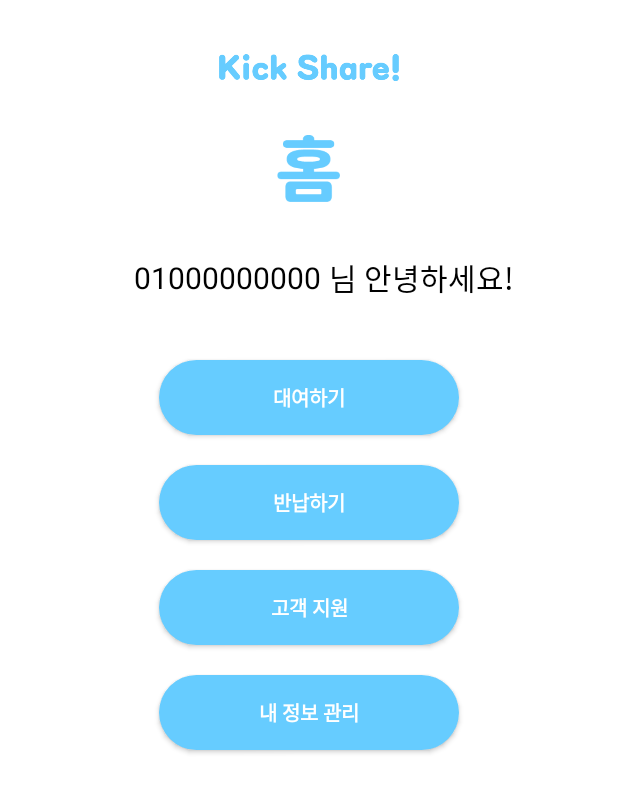
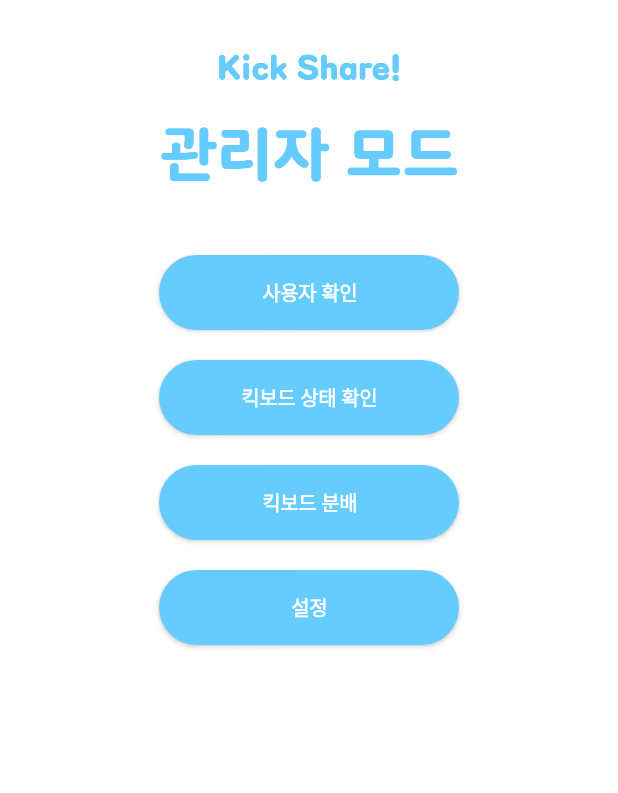
Before and after one commit to easyriderbuf8c/Domain-Analysis-And-SW-Design-kimmalgukj, an Android app: the layout activity_admin.xml on its own in the app's theme, with its tools: preview values and no code run, on a phone screen of 412 x 824 dp. Shown: the top 793 px of the screen. Run offline under Robolectric (Android 15) with nearby library versions, the light colour scheme and no system bars.

Commit message:
Add administrator page

```diff
--- a/app/src/main/java/com/ajou/kickshare/service/HelpActivity.java
+++ b/app/src/main/java/com/ajou/kickshare/main/AdminActivity.java
@@ -1,4 +1,4 @@
-package com.ajou.kickshare.service;
+package com.ajou.kickshare.main;
 
 import androidx.appcompat.app.AppCompatActivity;
 
@@ -6,11 +6,11 @@ import android.os.Bundle;
 
 import com.ajou.kickshare.R;
 
-public class HelpActivity extends AppCompatActivity {
+public class AdminActivity extends AppCompatActivity {
 
     @Override
     protected void onCreate(Bundle savedInstanceState) {
         super.onCreate(savedInstanceState);
-        setContentView(R.layout.activity_help);
+        setContentView(R.layout.activity_admin);
     }
 }
--- a/app/src/main/java/com/ajou/kickshare/main/MainActivity.java
+++ b/app/src/main/java/com/ajou/kickshare/main/MainActivity.java
@@ -11,8 +11,8 @@ import android.widget.TextView;
 import android.widget.Toast;
 
 import com.ajou.kickshare.R;
-import com.ajou.kickshare.initial.MethodActivity;
-import com.ajou.kickshare.service.HelpActivity;
+import com.ajou.kickshare.main.rent.RentActivity;
+import com.ajou.kickshare.main.help.HelpActivity;
 
 public class MainActivity extends AppCompatActivity {
 
@@ -35,7 +35,7 @@ public class MainActivity extends AppCompatActivity {
         mRentButton.setOnClickListener(new View.OnClickListener() {
             @Override
             public void onClick(View view) {
-                Intent intent = new Intent(getApplicationContext(), MenuActivity.class);
+                Intent intent = new Intent(getApplicationContext(), RentActivity.class);
                 startActivity(intent);
             }
         });
--- a/app/src/main/java/com/ajou/kickshare/service/PointActivity.java
+++ b/app/src/main/java/com/ajou/kickshare/main/help/HelpActivity.java
@@ -1,4 +1,4 @@
-package com.ajou.kickshare.service;
+package com.ajou.kickshare.main.help;
 
 import androidx.appcompat.app.AppCompatActivity;
 
@@ -6,11 +6,11 @@ import android.os.Bundle;
 
 import com.ajou.kickshare.R;
 
-public class PointActivity extends AppCompatActivity {
+public class HelpActivity extends AppCompatActivity {
 
     @Override
     protected void onCreate(Bundle savedInstanceState) {
         super.onCreate(savedInstanceState);
-        setContentView(R.layout.activity_point);
+        setContentView(R.layout.activity_help);
     }
 }
--- a/app/src/main/java/com/ajou/kickshare/service/QrActivity.java
+++ b/app/src/main/java/com/ajou/kickshare/main/rent/PointActivity.java
@@ -1,4 +1,4 @@
-package com.ajou.kickshare.service;
+package com.ajou.kickshare.main.rent;
 
 import androidx.appcompat.app.AppCompatActivity;
 
@@ -6,11 +6,11 @@ import android.os.Bundle;
 
 import com.ajou.kickshare.R;
 
-public class QrActivity extends AppCompatActivity {
+public class PointActivity extends AppCompatActivity {
 
     @Override
     protected void onCreate(Bundle savedInstanceState) {
         super.onCreate(savedInstanceState);
-        setContentView(R.layout.activity_qr);
+        setContentView(R.layout.activity_point);
     }
 }
--- a/app/src/main/res/layout/activity_main.xml
+++ b/app/src/main/res/layout/activity_admin.xml
@@ -5,10 +5,10 @@
     android:background="@android:color/white"
     android:layout_width="match_parent"
     android:layout_height="match_parent"
-    tools:context=".main.MainActivity">
+    tools:context=".main.AdminActivity">
 
     <ImageView
-        android:id="@+id/main_img_kickshare"
+        android:id="@+id/admin_img_kickshare"
         android:layout_centerInParent="true"
         android:layout_alignParentTop="true"
         android:layout_marginTop="20dp"
@@ -17,45 +17,15 @@
         android:src="@drawable/icon_kickshare" />
 
     <ImageView
-        android:id="@+id/main_img_homeLabel"
-        android:layout_below="@+id/main_img_kickshare"
+        android:id="@+id/admin_img_homeLabel"
+        android:layout_below="@+id/admin_img_kickshare"
         android:layout_centerInParent="true"
-        android:layout_marginTop="20dp"
-        android:layout_width="90dp"
-        android:layout_height="50dp"
-        android:src="@drawable/img_home" />
+        android:layout_width="200dp"
+        android:layout_height="70dp"
+        android:src="@drawable/img_admin" />
 
     <LinearLayout
-        android:id="@+id/main_layout_userHello"
-        android:gravity="center"
-        android:layout_marginTop="20dp"
-        android:layout_below="@+id/main_img_homeLabel"
-        android:layout_width="match_parent"
-        android:layout_height="50dp"
-        android:orientation="horizontal" >
-
-        <TextView
-            android:id="@+id/main_tv_phoneNumber"
-            android:layout_width="wrap_content"
-            android:layout_height="wrap_content"
-            android:layout_marginStart="20dp"
-            android:textColor="@android:color/black"
-            android:textSize="20sp"
-            android:text="01000000000" />
-
-        <TextView
-            android:id="@+id/main_tv_hello"
-            android:layout_width="wrap_content"
-            android:layout_height="wrap_content"
-            android:layout_marginStart="5dp"
-            android:textColor="@android:color/black"
-            android:textSize="20sp"
-            android:text="님 안녕하세요!" />
-
-    </LinearLayout>
-
-    <LinearLayout
-        android:layout_below="@+id/main_layout_userHello"
+        android:layout_below="@+id/admin_img_homeLabel"
         android:layout_marginVertical="20dp"
         android:gravity="center"
         android:layout_width="match_parent"
@@ -63,7 +33,7 @@
         android:orientation="vertical" >
 
         <Button
-            android:id="@+id/main_btn_rent"
+            android:id="@+id/admin_btn_check_user"
             android:background="@drawable/button_circle"
             android:layout_width="200dp"
             android:layout_height="wrap_content"
@@ -72,10 +42,10 @@
             android:textSize="13sp"
             android:textStyle="bold"
             android:textColor="@android:color/white"
-            android:text="대여하기" />
+            android:text="사용자 확인" />
 
         <Button
-            android:id="@+id/main_btn_return"
+            android:id="@+id/admin_btn_check_kickboard"
             android:background="@drawable/button_circle"
             android:layout_width="200dp"
             android:layout_height="wrap_content"
@@ -84,10 +54,10 @@
             android:textSize="13sp"
             android:textStyle="bold"
             android:textColor="@android:color/white"
-            android:text="반납하기" />
+            android:text="킥보드 상태 확인" />
 
         <Button
-            android:id="@+id/main_btn_help"
+            android:id="@+id/admin_btn_distribute"
             android:background="@drawable/button_circle"
             android:layout_width="200dp"
             android:layout_height="wrap_content"
@@ -96,10 +66,10 @@
             android:textSize="13sp"
             android:textStyle="bold"
             android:textColor="@android:color/white"
-            android:text="고객 지원" />
+            android:text="킥보드 분배" />
 
         <Button
-            android:id="@+id/main_btn_myinfo"
+            android:id="@+id/admin_btn_setting"
             android:background="@drawable/button_circle"
             android:layout_width="200dp"
             android:layout_height="wrap_content"
@@ -108,7 +78,8 @@
             android:textSize="13sp"
             android:textStyle="bold"
             android:textColor="@android:color/white"
-            android:text="내 정보 관리" />
+            android:text="설정" />
 
     </LinearLayout>
+
 </RelativeLayout>
--- a/app/src/main/res/layout/activity_help.xml
+++ b/app/src/main/res/layout/activity_help.xml
@@ -5,7 +5,7 @@
     android:background="@android:color/white"
     android:layout_width="match_parent"
     android:layout_height="match_parent"
-    tools:context=".service.HelpActivity">
+    tools:context=".main.help.HelpActivity">
 
     <LinearLayout
         android:layout_width="match_parent"
@@ -39,7 +39,7 @@
 
         <ImageView
             android:layout_gravity="center"
-            android:layout_width="280dp"
+            android:layout_width="270dp"
             android:layout_height="400dp"
             android:src="@drawable/img_helpmenu" />
 
--- a/app/src/main/res/layout/activity_map.xml
+++ b/app/src/main/res/layout/activity_map.xml
@@ -4,7 +4,7 @@
     xmlns:tools="http://schemas.android.com/tools"
     android:layout_width="match_parent"
     android:layout_height="match_parent"
-    tools:context=".service.MapActivity">
+    tools:context=".main.rent.MapActivity">
 
     <fragment
         android:layout_width="match_parent"
--- a/app/src/main/res/layout/activity_point.xml
+++ b/app/src/main/res/layout/activity_point.xml
@@ -4,6 +4,6 @@
     xmlns:tools="http://schemas.android.com/tools"
     android:layout_width="match_parent"
     android:layout_height="match_parent"
-    tools:context=".service.PointActivity">
+    tools:context=".main.rent.PointActivity">
 
 </androidx.constraintlayout.widget.ConstraintLayout>
--- a/app/src/main/res/layout/activity_qr.xml
+++ b/app/src/main/res/layout/activity_qr.xml
@@ -4,6 +4,6 @@
     xmlns:tools="http://schemas.android.com/tools"
     android:layout_width="match_parent"
     android:layout_height="match_parent"
-    tools:context=".service.QrActivity">
+    tools:context=".main.rent.QrActivity">
 
 </androidx.constraintlayout.widget.ConstraintLayout>
```
Also changed, not shown: app/src/main/AndroidManifest.xml (+7 -5 lines), app/src/main/java/com/ajou/kickshare/initial/LoginActivity.java (+15 -5 lines), app/src/main/java/com/ajou/kickshare/main/rent/MapActivity.java (renamed from app/src/main/java/com/ajou/kickshare/service/MapActivity.java, +4 -3 lines), app/src/main/java/com/ajou/kickshare/main/rent/QrActivity.java (added, +16 -0 lines), app/src/main/java/com/ajou/kickshare/main/rent/RentActivity.java (renamed from app/src/main/java/com/ajou/kickshare/main/MenuActivity.java, +3 -4 lines), app/src/main/res/layout/activity_rent.xml (renamed from app/src/main/res/layout/activity_menu.xml, +5 -5 lines), app/src/main/res/drawable/icon_menu.png (deleted), app/src/main/res/drawable/img_admin.png (added), app/src/main/res/drawable/img_rent.png (added).
